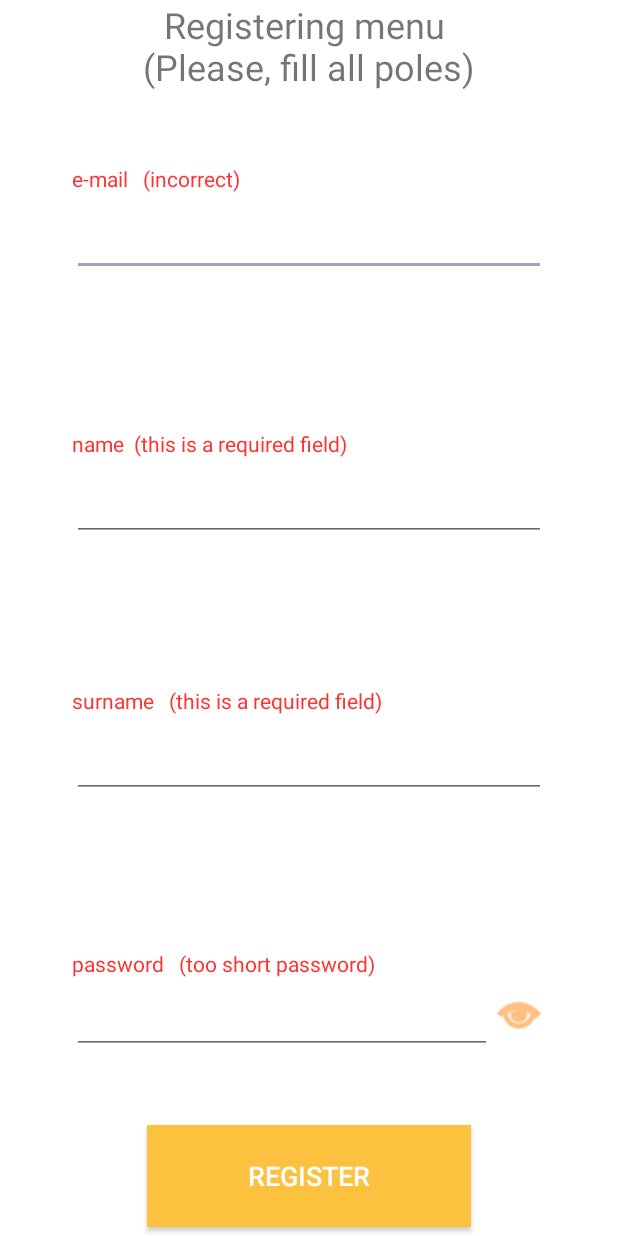
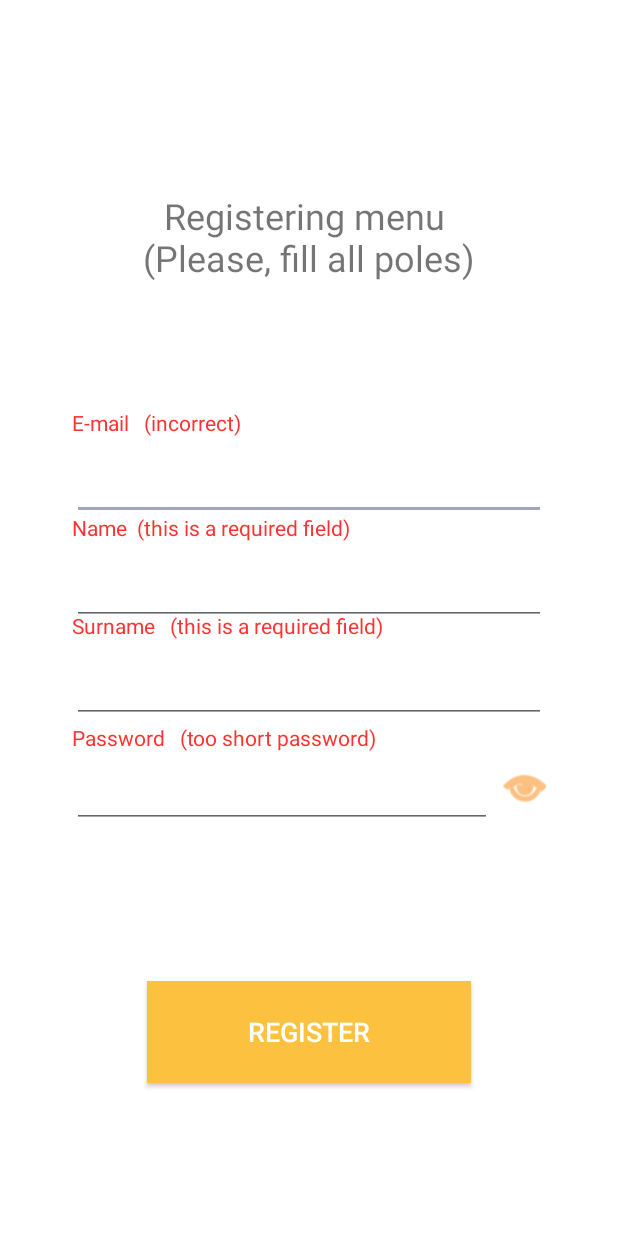
Before and after one commit to MaksWellFine/DailyShedule, an Android app: the RegisterActivity screen opened directly, with no data from a screen before it, after a tap on "REGISTER", on a phone screen of 412 x 824 dp. Run offline under Robolectric (Android 15) with nearby library versions, the phone set to English and light mode, and no system bars; 1 other tap on this screen came first.

Commit message:
Normalized register window

```diff
--- a/AndroidApp/DailyShedule/app/src/main/java/com/twogev/dailyshedule/RegisterActivity.java
+++ b/AndroidApp/DailyShedule/app/src/main/java/com/twogev/dailyshedule/RegisterActivity.java
@@ -85,37 +85,37 @@ public class RegisterActivity extends AppCompatActivity {
 
             if (!email_text.getText().toString().contains("@")) {
                 email.setTextColor(Color.rgb(255, 50, 50));
-                email.setText("e-mail   (incorrect)");
+                email.setText("E-mail   (incorrect)");
             } else {
                 email.setTextColor(Color.rgb(50, 220, 50));
-                email.setText("e-mail");
+                email.setText("E-mail");
             }
 
 
             if (!(name_text.getText().toString().length() > 0)) {
                 name.setTextColor(Color.rgb(255, 50, 50));
-                name.setText("name  (this is a required field)");
+                name.setText("Name  (this is a required field)");
             } else {
                 name.setTextColor(Color.rgb(50, 220, 50));
-                name.setText("name");
+                name.setText("Name");
             }
 
 
             if (!(surname_text.getText().toString().length() > 0)) {
                 surname.setTextColor(Color.rgb(255, 50, 50));
-                surname.setText("surname   (this is a required field)");
+                surname.setText("Surname   (this is a required field)");
             } else {
                 surname.setTextColor(Color.rgb(50, 220, 50));
-                surname.setText("surname");
+                surname.setText("Surname");
             }
 
             if (!(password_text.getText().toString().length() > 8)) {
-                password.setText("password   (too short password)");
+                password.setText("Password   (too short password)");
 
                 password.setTextColor(Color.rgb(255, 50, 50));
             } else {
                 password.setTextColor(Color.rgb(50, 220, 50));
-                password.setText("password");
+                password.setText("Password");
             }
 
 
--- a/AndroidApp/DailyShedule/app/src/main/res/layout/register_window.xml
+++ b/AndroidApp/DailyShedule/app/src/main/res/layout/register_window.xml
@@ -16,29 +16,32 @@
         android:text="Registering menu \n(Please, fill all poles)"
         android:textAlignment="center"
         android:textSize="24sp"
+        app:layout_constraintHorizontal_bias="0.0"
+        app:layout_constraintLeft_toLeftOf="parent"
+        app:layout_constraintRight_toRightOf="parent"
+        app:layout_constraintTop_toTopOf="parent"
+        android:layout_marginStart="16dp"
+        android:layout_marginEnd="16dp"
+        android:layout_marginTop="0dp"
+        android:layout_marginBottom="0dp"
+        app:layout_constraintBottom_toTopOf="@+id/reg_text_email"
+        app:layout_constraintVertical_bias="0.6" />
+
+    <android.support.constraint.ConstraintLayout
+        android:id="@+id/reg_text_email"
+        android:layout_width="0dp"
+        android:layout_height="280dp"
+        android:layout_marginBottom="80dp"
+        android:layout_marginLeft="48dp"
+        android:layout_marginRight="48dp"
+        android:layout_marginTop="80dp"
         app:layout_constraintBottom_toBottomOf="parent"
         app:layout_constraintHorizontal_bias="0.0"
         app:layout_constraintLeft_toLeftOf="parent"
         app:layout_constraintRight_toRightOf="parent"
         app:layout_constraintTop_toTopOf="parent"
-        app:layout_constraintVertical_bias="0.0"
-        android:layout_marginStart="16dp"
-        android:layout_marginEnd="16dp" />
-
-    <android.support.constraint.ConstraintLayout
-        android:id="@+id/reg_text_email"
-        android:layout_width="0dp"
-        android:layout_height="0dp"
-        android:layout_marginBottom="80dp"
-        android:layout_marginTop="80dp"
-        app:layout_constraintBottom_toBottomOf="parent"
-        app:layout_constraintLeft_toLeftOf="parent"
-        app:layout_constraintRight_toRightOf="parent"
-        app:layout_constraintTop_toTopOf="parent"
-        app:layout_constraintVertical_bias="0.0"
-        android:layout_marginLeft="48dp"
-        android:layout_marginRight="48dp"
-        app:layout_constraintHorizontal_bias="0.0">
+        android:layout_marginStart="48dp"
+        android:layout_marginEnd="48dp">
 
         <LinearLayout
             android:id="@+id/layout_email"
@@ -49,7 +52,7 @@
             app:layout_constraintLeft_toLeftOf="parent"
             app:layout_constraintRight_toRightOf="parent"
             app:layout_constraintTop_toTopOf="parent"
-            app:layout_constraintVertical_bias="0.050000012">
+            app:layout_constraintVertical_bias="0.0">
 
             <TextView
                 android:id="@+id/reg_email"
@@ -88,7 +91,7 @@
             app:layout_constraintLeft_toLeftOf="parent"
             app:layout_constraintRight_toRightOf="parent"
             app:layout_constraintTop_toTopOf="parent"
-            app:layout_constraintVertical_bias="0.35000002">
+            app:layout_constraintVertical_bias="0.33999997">
 
             <TextView
                 android:id="@+id/reg_name"
@@ -125,7 +128,7 @@
             app:layout_constraintLeft_toLeftOf="parent"
             app:layout_constraintRight_toRightOf="parent"
             app:layout_constraintTop_toTopOf="parent"
-            app:layout_constraintVertical_bias="0.64">
+            app:layout_constraintVertical_bias="0.65999997">
 
             <TextView
                 android:id="@+id/reg_surname"
@@ -162,7 +165,7 @@
             app:layout_constraintLeft_toLeftOf="parent"
             app:layout_constraintRight_toRightOf="parent"
             app:layout_constraintTop_toTopOf="parent"
-            app:layout_constraintVertical_bias="0.93">
+            app:layout_constraintVertical_bias="1.0">
 
             <TextView
                 android:id="@+id/reg_password"
@@ -193,14 +196,14 @@
                 android:id="@+id/button3"
                 android:layout_width="36dp"
                 android:layout_height="36dp"
+                android:layout_marginLeft="8dp"
                 android:background="@android:drawable/ic_menu_view"
                 android:backgroundTint="@color/colorAccent"
                 app:layout_constraintBottom_toBottomOf="parent"
-                app:layout_constraintHorizontal_bias="1.0"
-                app:layout_constraintLeft_toLeftOf="parent"
+                app:layout_constraintLeft_toRightOf="@+id/reg_text_password"
                 app:layout_constraintRight_toRightOf="parent"
                 app:layout_constraintTop_toTopOf="parent"
-                app:layout_constraintVertical_bias="0.75" />
+                app:layout_constraintVertical_bias="0.727" />
 
         </android.support.constraint.ConstraintLayout>
 
```
